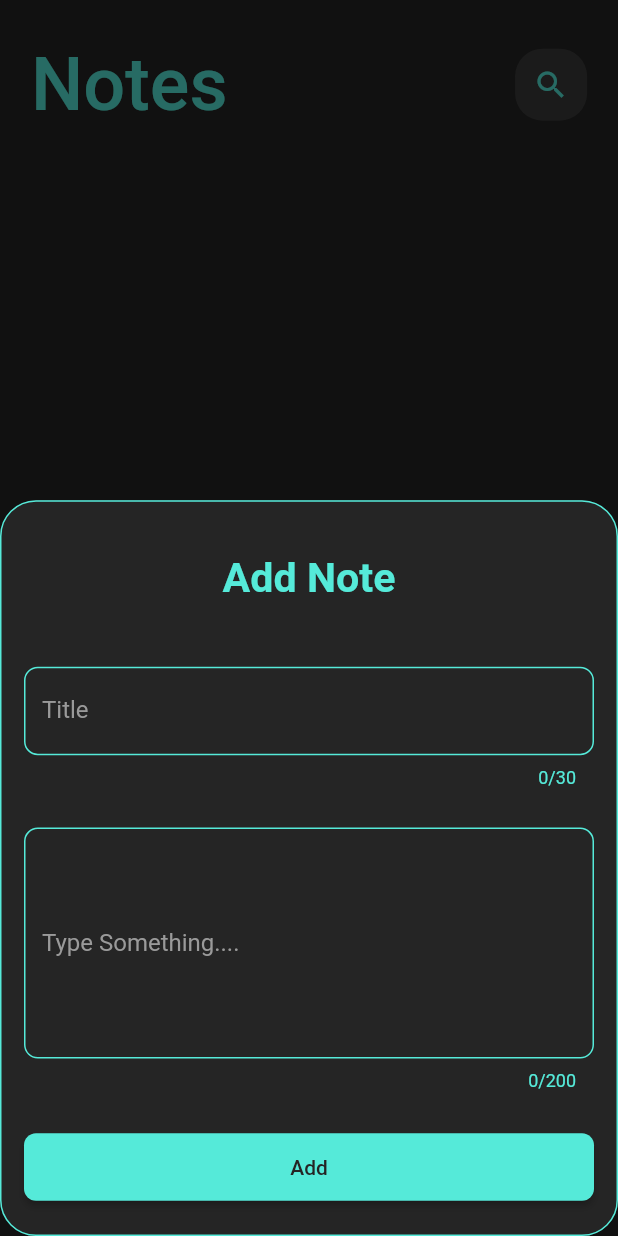
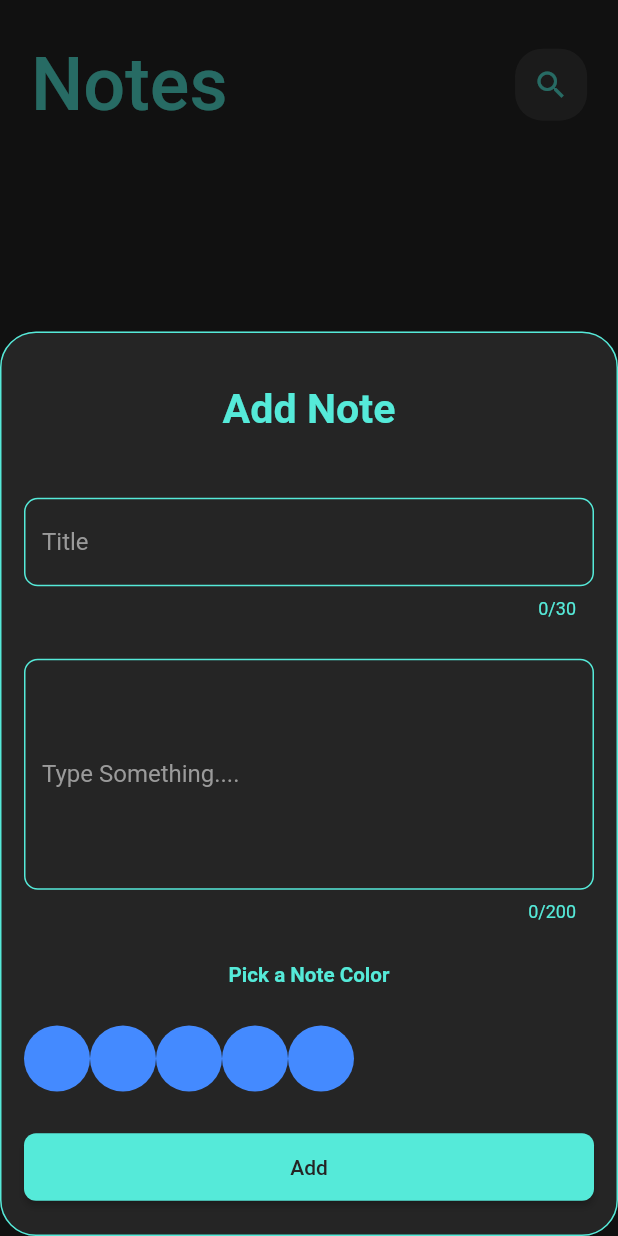
Before and after one commit to Sami-Hegazy/Notes, a Flutter app: the screen it shows after launch, after a tap on the "add" icon, on a phone screen of 412 x 824 dp. Run offline on Flutter 3.47's test engine with Material 2 defaults, Android fonts, the phone set to English and light mode, and no system bars; our stand-ins replace flutter_bloc, flutter_screenutil, hive, hive_flutter; accounts and stored records are empty.

Commit message:
Add Color List view

```diff
--- a/lib/views/add_notes/widgets/add_notes_form.dart
+++ b/lib/views/add_notes/widgets/add_notes_form.dart
@@ -7,6 +7,7 @@ import '../../../core/app_elevated_button.dart';
 import '../../../core/app_text_form_field.dart';
 import '../../../core/constants.dart';
 import '../../../cubits/add_notes/add_notes_cubit.dart';
+import 'colors_list_view.dart';
 
 class AddNoteForm extends StatefulWidget {
   const AddNoteForm({
@@ -74,6 +75,16 @@ class _AddNoteFormState extends State<AddNoteForm> {
               maxLines: 6,
             ),
             22.verticalSpace,
+            Text(
+              'Pick a Note Color',
+              style: TextStyle(
+                  color: kSecondaryColor,
+                  fontSize: 12.sp,
+                  fontWeight: FontWeight.bold),
+            ),
+            22.verticalSpace,
+            const ColorListView(),
+            22.verticalSpace,
             BlocBuilder<AddNotesCubit, AddNotesState>(
               builder: (context, state) {
                 return AppElevatedButton(
--- /dev/null
+++ b/lib/views/add_notes/widgets/color_item.dart
@@ -0,0 +1,13 @@
+import 'package:flutter/material.dart';
+
+class ColorItem extends StatelessWidget {
+  const ColorItem({super.key});
+
+  @override
+  Widget build(BuildContext context) {
+    return const CircleAvatar(
+      radius: 22,
+      backgroundColor: Colors.blueAccent,
+    );
+  }
+}
--- /dev/null
+++ b/lib/views/add_notes/widgets/colors_list_view.dart
@@ -0,0 +1,21 @@
+import 'package:flutter/material.dart';
+
+import 'color_item.dart';
+
+class ColorListView extends StatelessWidget {
+  const ColorListView({super.key});
+
+  @override
+  Widget build(BuildContext context) {
+    return SizedBox(
+      height: 44,
+      child: ListView.builder(
+        scrollDirection: Axis.horizontal,
+        itemCount: 5,
+        itemBuilder: (context, index) {
+          return const ColorItem();
+        },
+      ),
+    );
+  }
+}
```
